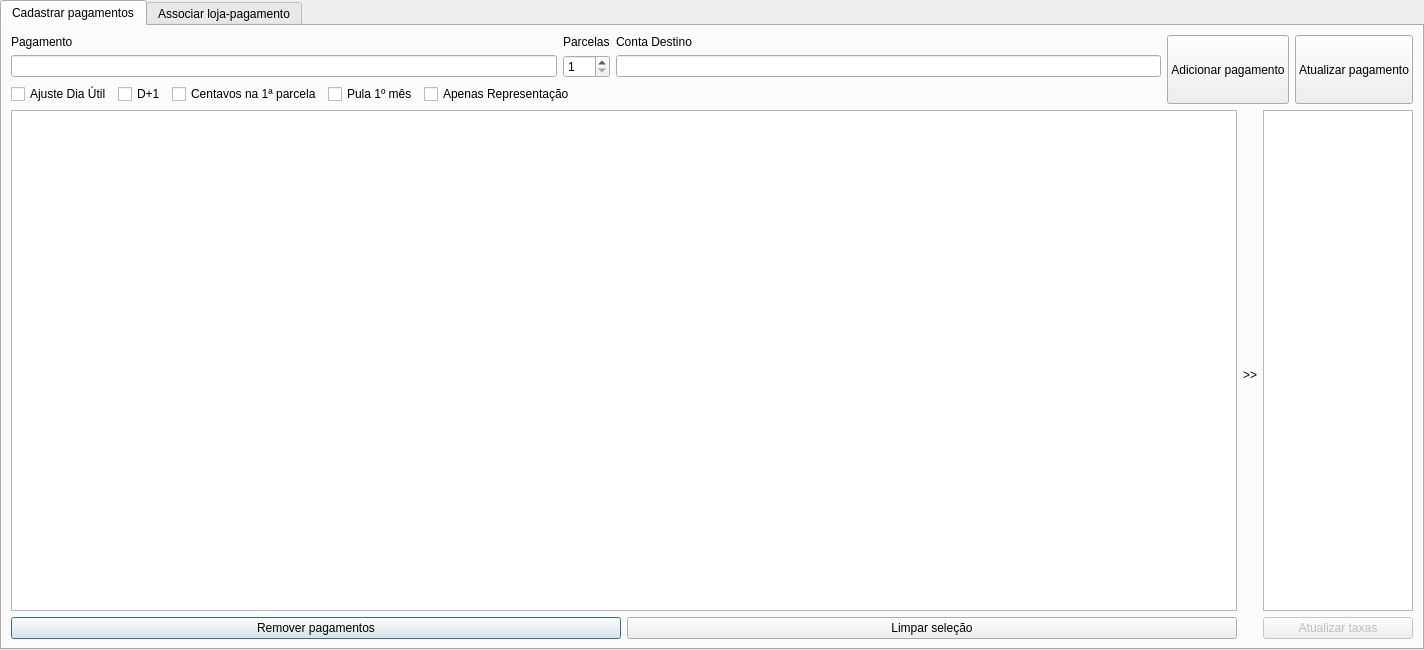
Qt form ui/cadastropagamento.ui (darktorres/ERP-STACCATO) before a commit.
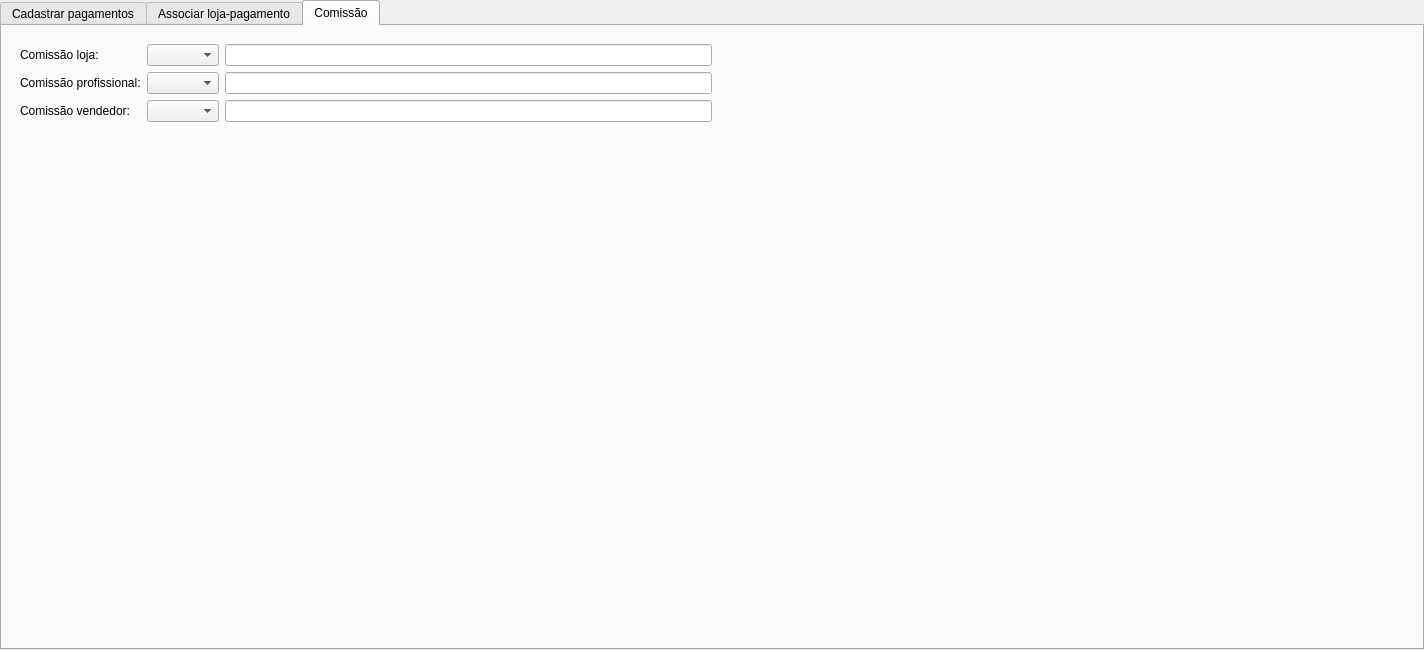
The same form after that commit. The open tabs and pages were chosen to show the change. Custom widgets are drawn as their Qt base class.

Commit message: Parametrizado contas padrão

```diff
--- a/ui/cadastropagamento.ui
+++ b/ui/cadastropagamento.ui
@@ -343,6 +343,100 @@
        </item>
       </layout>
      </widget>
+     <widget class="QWidget" name="tabComissao">
+      <attribute name="title">
+       <string>Comissão</string>
+      </attribute>
+      <layout class="QGridLayout" name="gridLayout">
+       <item row="0" column="0">
+        <widget class="QFrame" name="frame_4">
+         <layout class="QGridLayout" name="gridLayout_9">
+          <item row="0" column="0">
+           <layout class="QGridLayout" name="gridLayout_4">
+            <item row="0" column="0">
+             <widget class="QLabel" name="label_2">
+              <property name="text">
+               <string>Comissão loja:</string>
+              </property>
+             </widget>
+            </item>
+            <item row="0" column="1">
+             <widget class="QComboBox" name="comboBoxLoja"/>
+            </item>
+            <item row="0" column="2">
+             <widget class="ItemBox" name="itemBoxContaLoja">
+              <property name="readOnly">
+               <bool>true</bool>
+              </property>
+             </widget>
+            </item>
+            <item row="1" column="0">
+             <widget class="QLabel" name="label_5">
+              <property name="text">
+               <string>Comissão profissional:</string>
+              </property>
+             </widget>
+            </item>
+            <item row="1" column="1">
+             <widget class="QComboBox" name="comboBoxProfissional"/>
+            </item>
+            <item row="1" column="2">
+             <widget class="ItemBox" name="itemBoxContaProfissional">
+              <property name="readOnly">
+               <bool>true</bool>
+              </property>
+             </widget>
+            </item>
+            <item row="2" column="0">
+             <widget class="QLabel" name="label_6">
+              <property name="text">
+               <string>Comissão vendedor:</string>
+              </property>
+             </widget>
+            </item>
+            <item row="2" column="1">
+             <widget class="QComboBox" name="comboBoxVendedor"/>
+            </item>
+            <item row="2" column="2">
+             <widget class="ItemBox" name="itemBoxContaVendedor">
+              <property name="readOnly">
+               <bool>true</bool>
+              </property>
+             </widget>
+            </item>
+           </layout>
+          </item>
+          <item row="0" column="1">
+           <spacer name="horizontalSpacer_2">
+            <property name="orientation">
+             <enum>Qt::Horizontal</enum>
+            </property>
+            <property name="sizeHint" stdset="0">
+             <size>
+              <width>40</width>
+              <height>20</height>
+             </size>
+            </property>
+           </spacer>
+          </item>
+         </layout>
+        </widget>
+       </item>
+       <item row="1" column="0">
+        <spacer name="verticalSpacer">
+         <property name="orientation">
+          <enum>Qt::Vertical</enum>
+         </property>
+         <property name="sizeHint" stdset="0">
+          <size>
+           <width>20</width>
+           <height>40</height>
+          </size>
+         </property>
+        </spacer>
+       </item>
+      </layout>
+     </widget>
     </widget>
    </item>
   </layout>
```
The commit also changes 3 other files.
